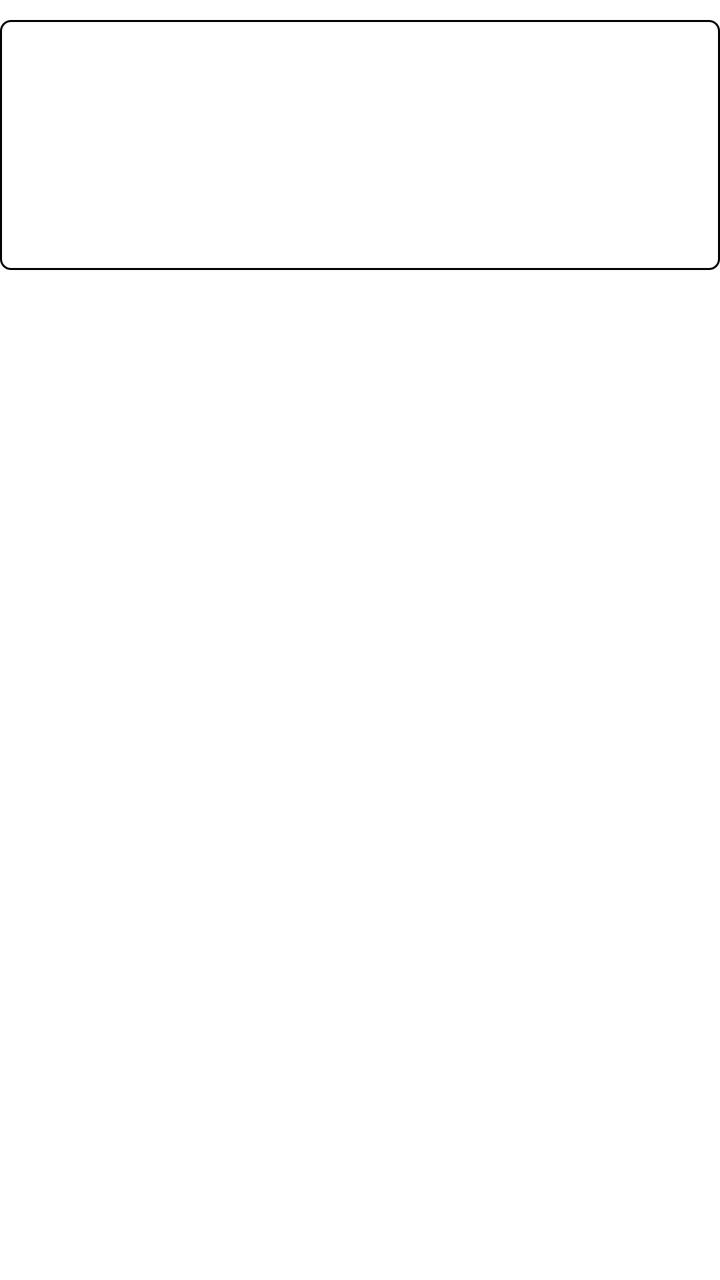
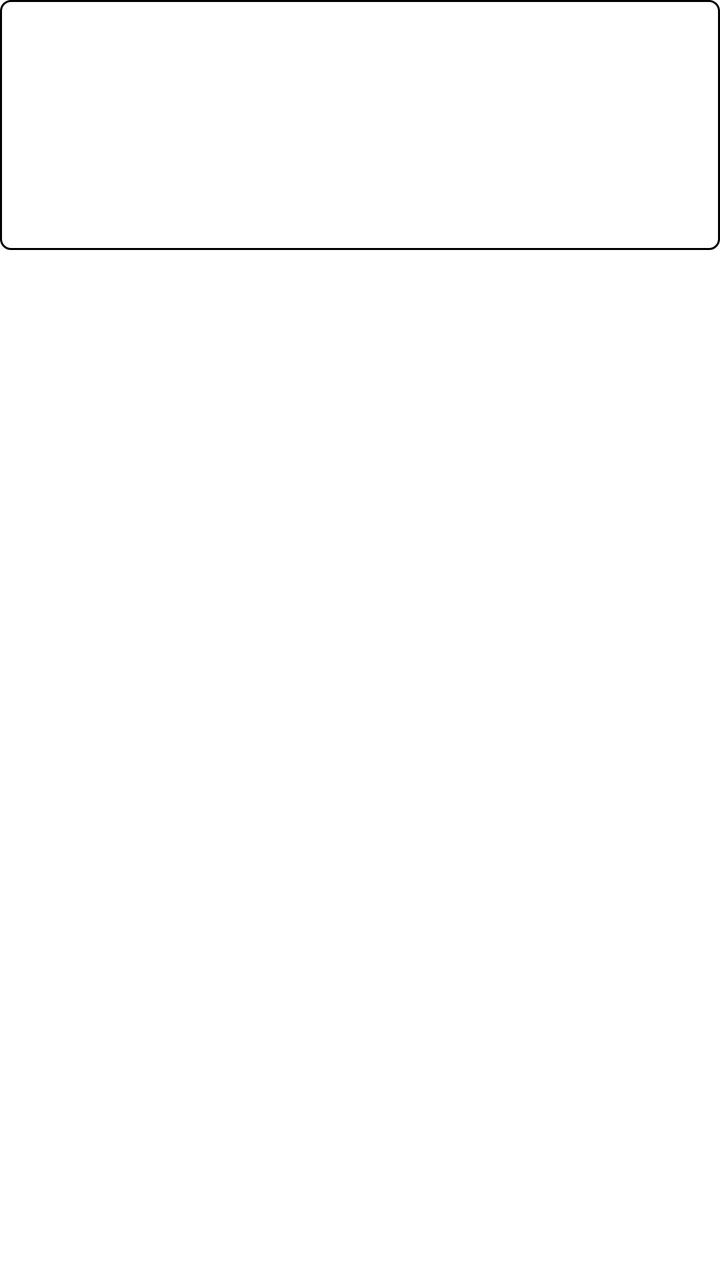

Before-and-after screenshots of an Android layout around one commit, followed by the original layout XML and the change that was made.
<!-- AndroidManifest.xml: another module's application theme android:Theme.Light -->
<!-- res/layout/long_text_ques.xml -->
<?xml version="1.0" encoding="utf-8"?>
<RelativeLayout xmlns:android="http://schemas.android.com/apk/res/android"
    xmlns:app="http://schemas.android.com/apk/res-auto"
    android:id="@+id/long_text_ques"
    android:layout_width="match_parent"
    android:layout_height="wrap_content"
    android:theme="@style/Theme.AppCompat.Light.NoActionBar"
    android:orientation="vertical">



    <com.google.android.material.textfield.TextInputLayout
        android:layout_width="match_parent"
        android:layout_height="wrap_content"
        android:id="@+id/text_input_layout"
        android:layout_marginVertical="10dp"
        app:boxCornerRadiusBottomEnd="5dp"
        app:boxCornerRadiusBottomStart="5dp"
        app:boxCornerRadiusTopEnd="5dp"
        app:boxCornerRadiusTopStart="5dp"
        app:boxStrokeWidth="0dp"
        android:gravity="center_horizontal"
        app:boxStrokeWidthFocused="0dp"
        app:counterMaxLength="280"

        app:counterOverflowTextAppearance="@color/black"
        android:padding="5dp"
        app:counterEnabled="false"
       app:hintEnabled="false"
        app:boxStrokeColor="@color/white"
        android:background="@drawable/text_input_layout_bg"
      >

        <com.google.android.material.textfield.TextInputEditText
            android:layout_width="match_parent"
            android:layout_height="wrap_content"
            android:backgroundTint="@color/white"
            android:gravity="top|start"
            android:layout_gravity="center_horizontal"
            android:id="@+id/text_input_edit_text"
            android:inputType="textMultiLine"
            android:lines="5"
            android:elegantTextHeight="true"
            android:background="@color/white"


            />
    </com.google.android.material.textfield.TextInputLayout>
</RelativeLayout>
<!-- resources referenced by this layout -->
<resources>
  <color name="black">#FF000000</color>
  <color name="white">#FFFFFFFF</color>
  <!-- drawable text_input_layout_bg (drawable) -->
  <?xml version="1.0" encoding="utf-8"?>
  <shape xmlns:android="http://schemas.android.com/apk/res/android">
  <corners android:radius="5dp"/>
      <stroke android:color="@color/black" android:width="1dp"/>
      <solid android:color="@color/white"/>
  </shape>
</resources>

<!-- the commit's change to res/layout/long_text_ques.xml (unified diff, before → after) -->
@@ -13,7 +13,7 @@
         android:layout_width="match_parent"
         android:layout_height="wrap_content"
         android:id="@+id/text_input_layout"
-        android:layout_marginVertical="10dp"
+
         app:boxCornerRadiusBottomEnd="5dp"
         app:boxCornerRadiusBottomStart="5dp"
         app:boxCornerRadiusTopEnd="5dp"
